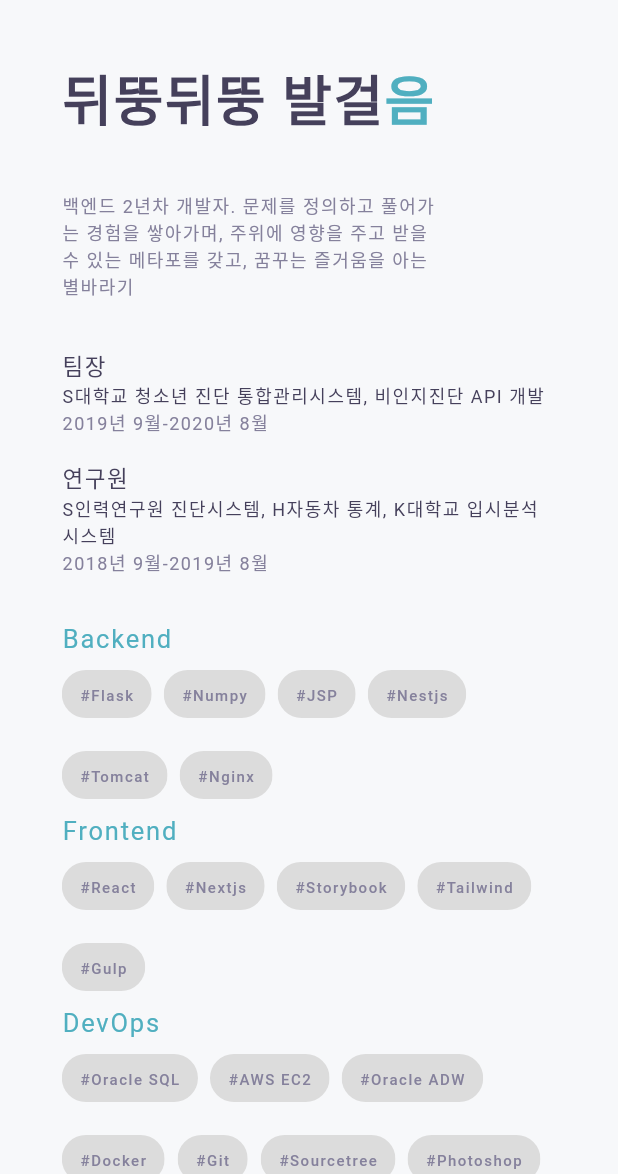
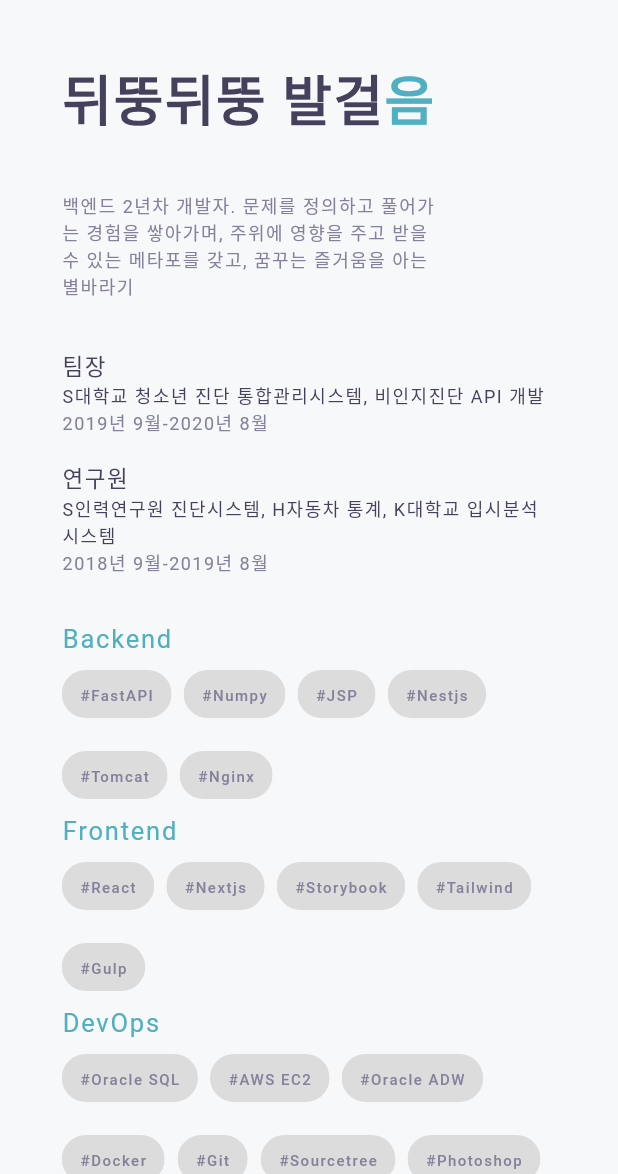
Before and after one commit to JS3322/portfolio_profile_flutter, a Flutter app: the screen it shows after launch, on a phone screen of 412 x 824 dp, the part 62-1236 px from its top. Run offline on Flutter 3.47's test engine with Material 2 defaults, Android fonts, the phone set to English and light mode, and no system bars; Roboto replaces fonts that are missing (NexaBold, NexaLight, ProductSans).

Commit message:
fix20210518

```diff
--- a/lib/ui/home.dart
+++ b/lib/ui/home.dart
@@ -309,7 +309,7 @@ class HomePage extends StatelessWidget {
   ];
 
   final backend = [
-    '#Flask',
+    '#FastAPI',
     '#Numpy',
     '#JSP',
     '#Nestjs',
```
